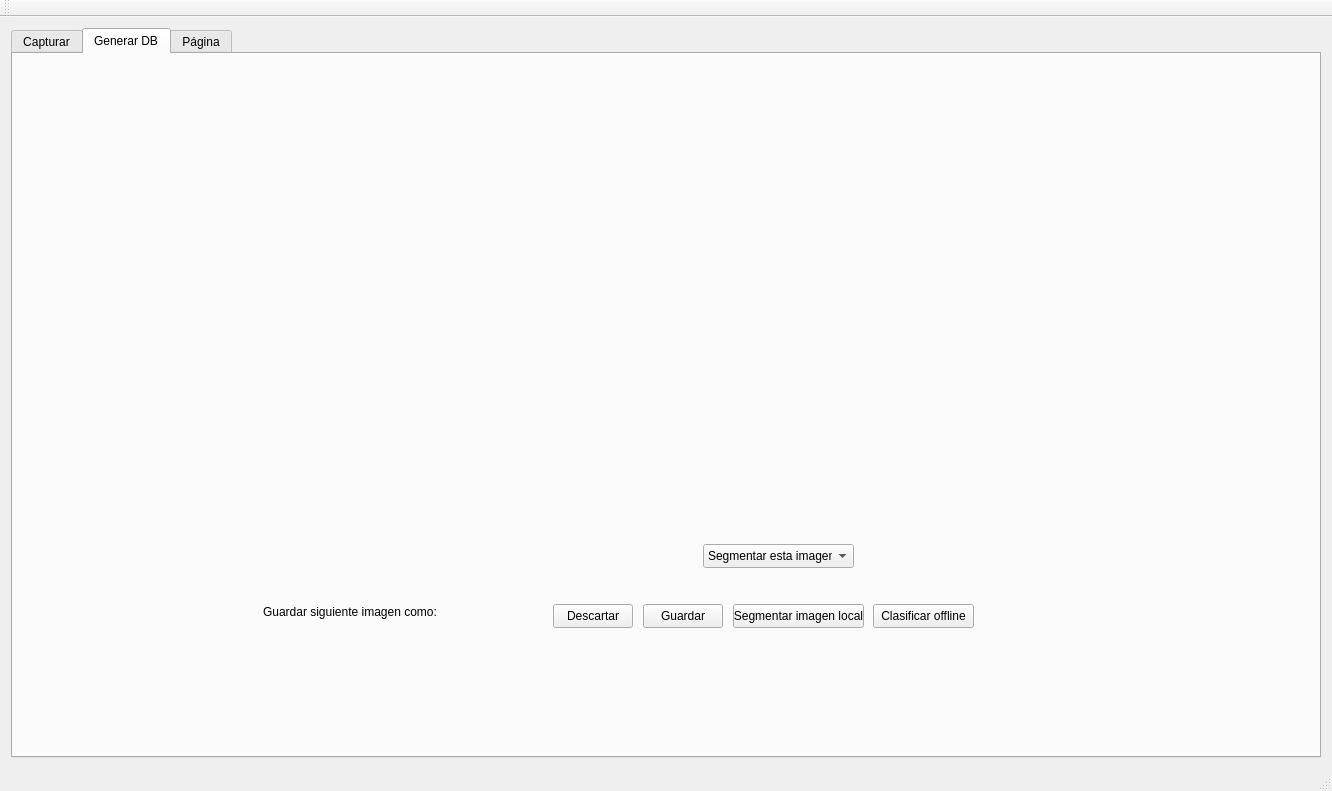
Qt form ProyectoPSM/ProyectoPSM/ProyectoPSM.ui (jlacostaarpide/Proyecto_Vision_Artificial) before a commit.
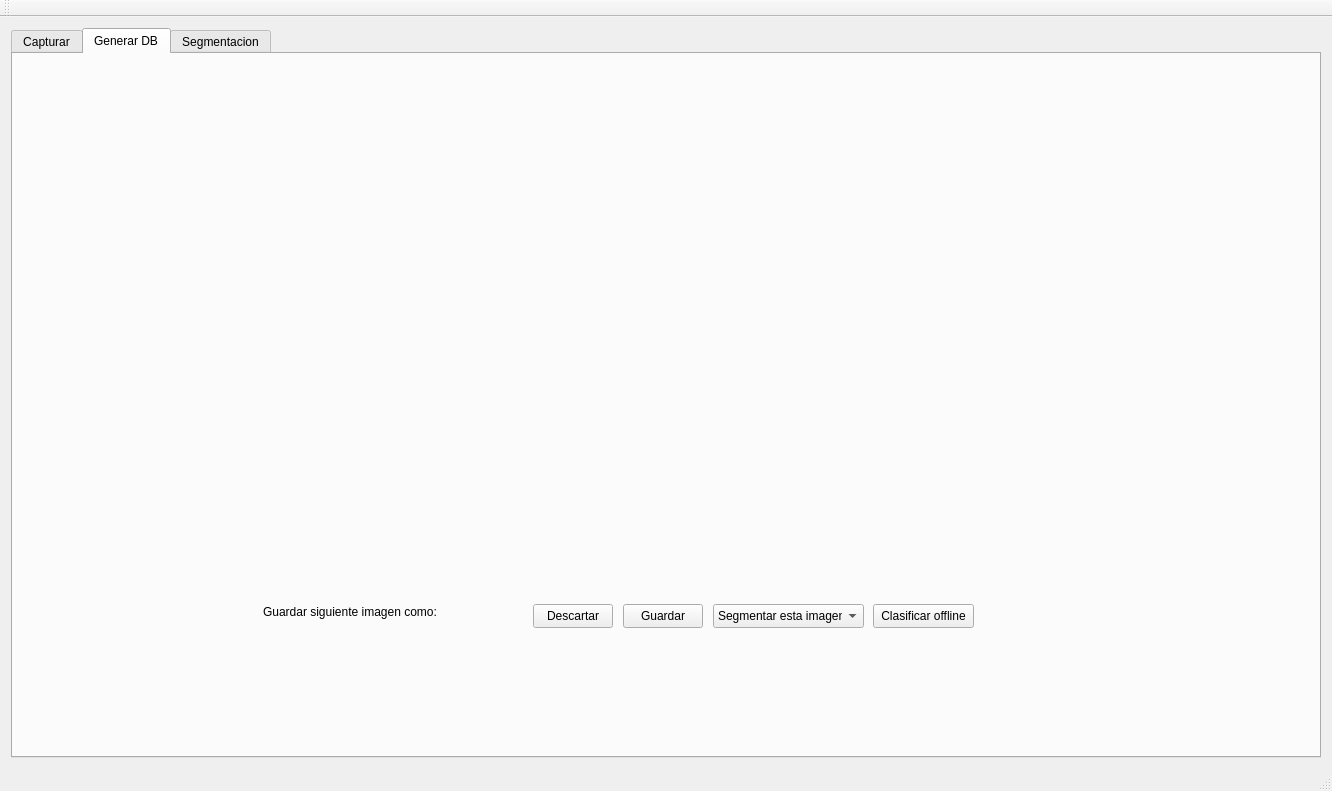
The same form after that commit. The open tabs and pages were chosen to show the change.

Commit message:
Mejora segmentacion y app
En el ui se añade la opcion de segmentar la imagen capturada o segmentar una en local

The edit to the form file:
```diff
--- a/ProyectoPSM/ProyectoPSM/ProyectoPSM.ui
+++ b/ProyectoPSM/ProyectoPSM/ProyectoPSM.ui
@@ -164,7 +164,7 @@
        <widget class="QPushButton" name="pbtnDescartar">
         <property name="geometry">
          <rect>
-          <x>540</x>
+          <x>520</x>
           <y>550</y>
           <width>80</width>
           <height>24</height>
@@ -177,7 +177,7 @@
        <widget class="QPushButton" name="pbtnGuardar">
         <property name="geometry">
          <rect>
-          <x>630</x>
+          <x>610</x>
           <y>550</y>
           <width>80</width>
           <height>24</height>
@@ -203,22 +203,6 @@
          <string>Guardar siguiente imagen como: </string>
         </property>
        </widget>
-       <widget class="QPushButton" name="pbtnSegmentarOffline">
-        <property name="geometry">
-         <rect>
-          <x>720</x>
-          <y>550</y>
-          <width>131</width>
-          <height>24</height>
-         </rect>
-        </property>
-        <property name="text">
-         <string>Segmentar imagen local</string>
-        </property>
-        <property name="checkable">
-         <bool>false</bool>
-        </property>
-       </widget>
        <widget class="QPushButton" name="pbtnClasificarOffline">
         <property name="geometry">
          <rect>
@@ -238,12 +222,15 @@
        <widget class="QComboBox" name="comboBox">
         <property name="geometry">
          <rect>
-          <x>690</x>
-          <y>490</y>
+          <x>700</x>
+          <y>550</y>
           <width>151</width>
           <height>24</height>
          </rect>
         </property>
+        <property name="editable">
+         <bool>false</bool>
+        </property>
         <item>
          <property name="text">
           <string>Segmentar esta imagen</string>
@@ -258,7 +245,7 @@
       </widget>
       <widget class="QWidget" name="tab_3">
        <attribute name="title">
-        <string>Página</string>
+        <string>Segmentacion</string>
        </attribute>
        <widget class="QPushButton" name="pbtnAbrirImag">
         <property name="geometry">
```
Left out of the diff: 4 changed lines with no effect on the pictures. The commit also changes 17 other files.
